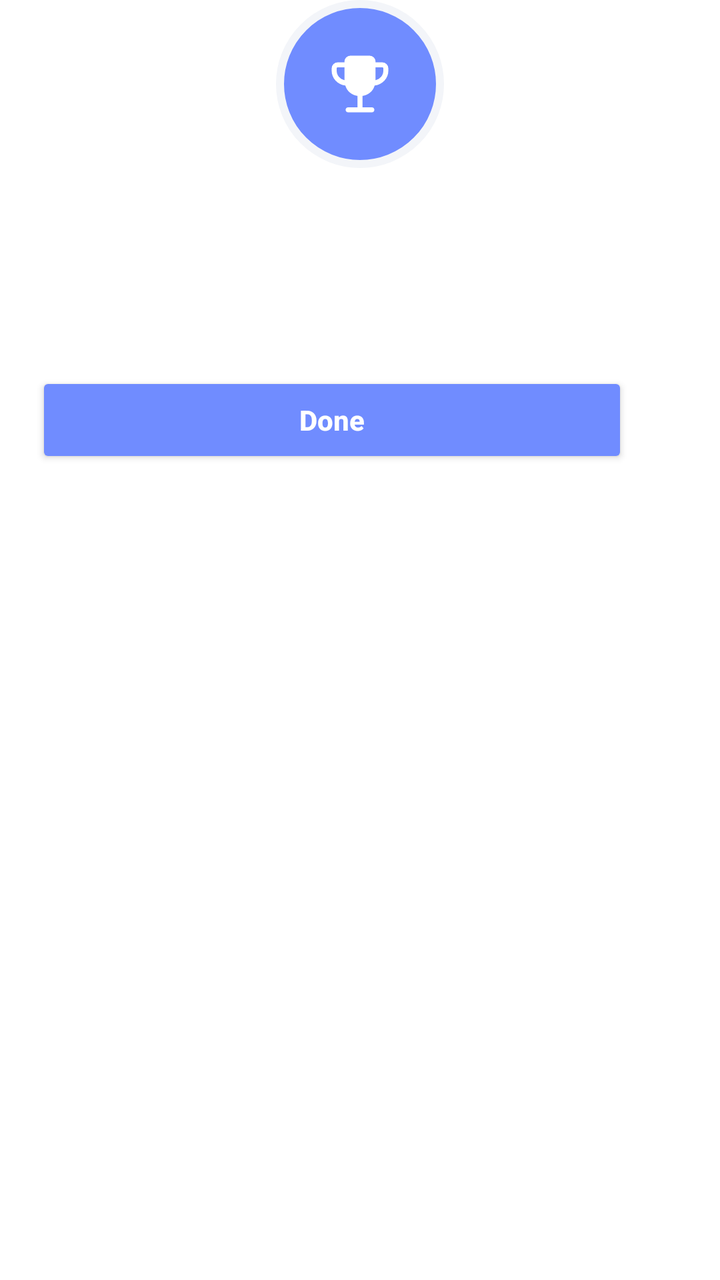
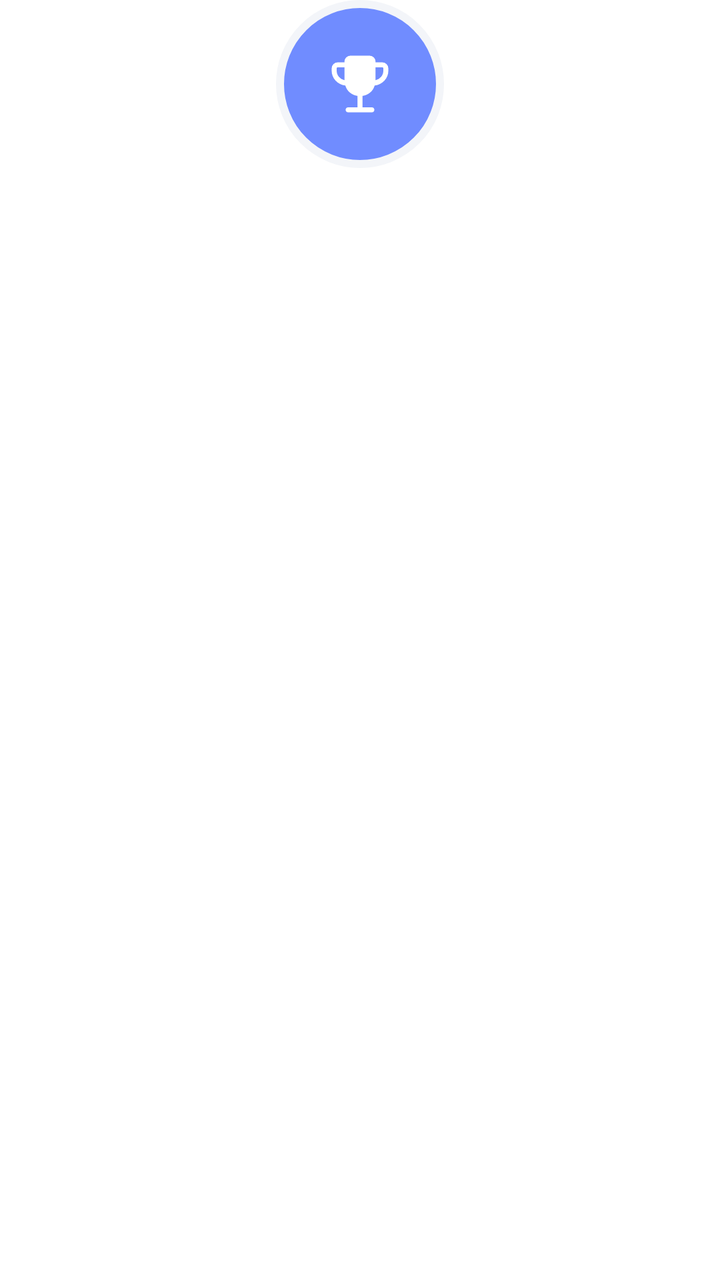

Screens rendered from an Android XML layout before and after an edit, with the pre-edit source and the edit as a unified diff.
<!-- AndroidManifest.xml: application theme Theme.GrowDaily -->
<!-- res/layout/dialog_completion_input.xml -->
<?xml version="1.0" encoding="utf-8"?>
<FrameLayout xmlns:android="http://schemas.android.com/apk/res/android"
    xmlns:app="http://schemas.android.com/apk/res-auto"
    android:layout_width="wrap_content"
    android:layout_height="wrap_content"
    android:clipChildren="false"
    android:clipToPadding="false">

    
    <LinearLayout
        android:layout_width="332dp"
        android:layout_height="wrap_content"
        android:layout_marginTop="42dp"
        android:background="@drawable/dialog_surface_card"
        android:orientation="vertical"
        android:padding="18dp">

        <LinearLayout
            android:id="@+id/header"
            android:layout_width="match_parent"
            android:layout_height="wrap_content"
            android:layout_marginTop="32dp"
            android:layout_marginBottom="16dp"
            android:gravity="center_horizontal"
            android:orientation="vertical">

            <TextView
                android:id="@+id/txtTaskTitle"
                android:layout_width="match_parent"
                android:layout_height="wrap_content"
                android:layout_marginTop="12dp"
                android:ellipsize="end"
                android:gravity="center"
                android:maxLines="2"
                android:textColor="@color/task_text_primary"
                android:textSize="20sp"
                android:textStyle="bold" />

            <TextView
                android:id="@+id/txtTaskNote"
                android:layout_width="match_parent"
                android:layout_height="wrap_content"
                android:layout_marginTop="4dp"
                android:ellipsize="end"
                android:gravity="center"
                android:maxLines="3"
                android:textColor="@color/task_text_secondary"
                android:textSize="14sp" />

        </LinearLayout>

        <TextView
            android:id="@+id/tvChecklistDoneCount"
            android:layout_width="wrap_content"
            android:layout_height="wrap_content"
            android:layout_gravity="center_horizontal"
            android:layout_marginBottom="12dp"
            android:background="@drawable/completion_dialog_chip_bg"
            android:gravity="center"
            android:paddingHorizontal="12dp"
            android:paddingVertical="6dp"
            android:text="0 / 0 done"
            android:textColor="@color/brand_blue"
            android:textSize="12sp"
            android:textStyle="bold"
            android:visibility="gone" />

        
        <FrameLayout
            android:layout_width="match_parent"
            android:layout_height="wrap_content">
            <include
                android:id="@+id/timerCountLayout"
                layout="@layout/layout_timer_count" />
        </FrameLayout>

        
        <LinearLayout
            android:id="@+id/checklistHeaderSection"
            android:layout_width="match_parent"
            android:layout_height="wrap_content"
            android:orientation="vertical"
            android:visibility="gone">

            <com.google.android.material.progressindicator.LinearProgressIndicator
                android:id="@+id/checklistProgress"
                android:layout_width="match_parent"
                android:layout_height="wrap_content"
                android:layout_marginBottom="12dp"
                android:indeterminate="false"
                app:trackCornerRadius="6dp"
                app:trackThickness="8dp" />

            <com.anitech.growdaily.view.MaxHeightScrollView
                android:layout_width="match_parent"
                android:layout_height="wrap_content"
                android:fillViewport="true"
                app:maxHeight="350dp">

                <LinearLayout
                    android:id="@+id/checklistContainer"
                    android:layout_width="match_parent"
                    android:layout_height="wrap_content"
                    android:background="@drawable/completion_dialog_section_bg"
                    android:orientation="vertical"
                    android:padding="6dp" />

            </com.anitech.growdaily.view.MaxHeightScrollView>

        </LinearLayout>

        
        <Button
            android:id="@+id/btnClose"
            android:layout_width="match_parent"
            android:layout_height="48dp"
            android:layout_marginTop="16dp"
            android:backgroundTint="@color/brand_blue"
            android:text="Done"
            android:textAllCaps="false"
            android:textColor="@color/white"
            android:textStyle="bold" />

    </LinearLayout>

    
    <include
        android:id="@+id/iconLayout"
        layout="@layout/layout_analysis_task_icon"
        android:layout_width="wrap_content"
        android:layout_height="wrap_content"
        android:layout_gravity="top|center_horizontal" />

</FrameLayout>
<!-- res/layout/layout_timer_count.xml (included above) -->
<?xml version="1.0" encoding="utf-8"?>
<LinearLayout xmlns:android="http://schemas.android.com/apk/res/android"
    android:layout_width="match_parent"
    android:layout_height="wrap_content"
    android:orientation="vertical"
    android:visibility="gone">

    <LinearLayout
        android:layout_width="match_parent"
        android:layout_height="wrap_content"
        android:background="@drawable/completion_dialog_section_bg"
        android:gravity="center_horizontal"
        android:orientation="vertical"
        android:paddingStart="14dp"
        android:paddingTop="14dp"
        android:paddingEnd="14dp"
        android:paddingBottom="16dp">

        <TextView
            android:id="@+id/tvStepHint"
            android:layout_width="wrap_content"
            android:layout_height="wrap_content"
            android:layout_marginBottom="10dp"
            android:background="@drawable/completion_dialog_chip_bg"
            android:gravity="center"
            android:paddingStart="12dp"
            android:paddingTop="6dp"
            android:paddingEnd="12dp"
            android:paddingBottom="6dp"
            android:textColor="@color/dialog_text_secondary"
            android:textSize="11sp"
            android:textStyle="bold" />

        <FrameLayout
            android:layout_width="228dp"
            android:layout_height="228dp"
            android:layout_marginBottom="14dp">

            <View
                android:layout_width="162dp"
                android:layout_height="162dp"
                android:layout_gravity="center"
                android:background="@drawable/completion_dialog_center_bg" />

            <com.anitech.growdaily.view.CircularSeekBarView
                android:id="@+id/circularSeekBar"
                android:layout_width="match_parent"
                android:layout_height="match_parent"

                android:padding="6dp"/>

            <LinearLayout
                android:layout_width="match_parent"
                android:layout_height="match_parent"
                android:gravity="center"
                android:orientation="vertical"
                android:paddingHorizontal="46dp">

                <TextView
                    android:id="@+id/tvDateBadge"
                    android:layout_width="wrap_content"
                    android:layout_height="wrap_content"
                    android:background="@drawable/completion_dialog_chip_bg"
                    android:gravity="center"
                    android:paddingStart="10dp"
                    android:paddingTop="4dp"
                    android:paddingEnd="10dp"
                    android:paddingBottom="4dp"
                    android:text="Today"
                    android:textColor="@color/dialog_text_secondary"
                    android:textSize="10sp"
                    android:textStyle="bold" />

                <TextView
                    android:id="@+id/tvCurrentValue"
                    android:layout_width="match_parent"
                    android:layout_height="wrap_content"
                    android:layout_marginTop="10dp"
                    android:gravity="center"
                    android:includeFontPadding="false"
                    android:textColor="@color/completion_dialog_value_pending"
                    android:textSize="30sp"
                    android:textStyle="bold" />
            </LinearLayout>
        </FrameLayout>

        <LinearLayout
            android:layout_width="match_parent"
            android:layout_height="wrap_content"
            android:gravity="center"
            android:orientation="horizontal">

            <Button
                android:id="@+id/btnStepDown"
                android:layout_width="0dp"
                android:layout_height="50dp"
                android:layout_marginEnd="6dp"
                android:layout_weight="1"
                android:backgroundTint="@color/completion_dialog_button_secondary"
                android:elevation="0dp"
                android:paddingHorizontal="8dp"
                android:text="-"
                android:textAllCaps="false"
                android:textColor="@color/completion_dialog_button_secondary_text"
                android:textSize="14sp"
                android:textStyle="bold" />

            <Button
                android:id="@+id/btnStepUp"
                android:layout_width="0dp"
                android:layout_height="50dp"
                android:layout_marginStart="6dp"
                android:layout_weight="1"
                android:backgroundTint="@color/brand_blue"
                android:elevation="0dp"
                android:paddingHorizontal="8dp"
                android:text="+"
                android:textAllCaps="false"
                android:textColor="@color/white"
                android:textSize="14sp"
                android:textStyle="bold" />
        </LinearLayout>
    </LinearLayout>

</LinearLayout>
<!-- res/layout/layout_analysis_task_icon.xml (included above) -->
<?xml version="1.0" encoding="utf-8"?>
<FrameLayout xmlns:android="http://schemas.android.com/apk/res/android"
    android:layout_width="wrap_content"
    android:layout_height="wrap_content"
    xmlns:app="http://schemas.android.com/apk/res-auto"
    android:layout_gravity="center">
    
    <View
        android:id="@+id/viewIconBg"
        android:layout_width="84dp"
        android:layout_height="84dp"
        android:background="@drawable/bg_analysis_icon"
        android:layout_gravity="center"
        />
    
    <ImageView
        android:id="@+id/imgTaskIcon"
        android:layout_width="40dp"
        android:layout_height="40dp"
        android:layout_gravity="center"
        android:src="@drawable/ic_trophy"
        app:tint="@android:color/white"/>
</FrameLayout>
<!-- resources referenced by this layout -->
<resources>
  <color name="brand_blue">#708CFF</color>
  <color name="completion_dialog_button_secondary">#EEF2F7</color>
  <color name="completion_dialog_button_secondary_text">#1B2230</color>
  <color name="completion_dialog_value_pending">#111111</color>
  <color name="dialog_text_secondary">#8A8A8A</color>
  <color name="task_text_primary">#111111</color>
  <color name="task_text_secondary">#747474</color>
  <color name="white">#FFFFFF</color>
  <!-- drawable bg_analysis_icon (drawable) -->
  <?xml version="1.0" encoding="utf-8"?>
  <shape xmlns:android="http://schemas.android.com/apk/res/android"
      android:shape="oval">
      <solid android:color="@color/brand_blue" />
      <stroke
          android:width="4dp"
          android:color="@color/task_screen_bg" />
  </shape>
  <!-- drawable completion_dialog_center_bg (drawable) -->
  <?xml version="1.0" encoding="utf-8"?>
  <shape xmlns:android="http://schemas.android.com/apk/res/android" android:shape="oval">
      <solid android:color="@color/completion_dialog_center_surface" />
      <stroke
          android:width="1dp"
          android:color="@color/completion_dialog_center_stroke" />
  </shape>
  <!-- drawable completion_dialog_chip_bg (drawable) -->
  <?xml version="1.0" encoding="utf-8"?>
  <shape xmlns:android="http://schemas.android.com/apk/res/android" android:shape="rectangle">
      <solid android:color="@color/completion_dialog_chip_surface" />
      <stroke
          android:width="1dp"
          android:color="@color/completion_dialog_chip_stroke" />
      <corners android:radius="999dp" />
  </shape>
  <!-- drawable completion_dialog_section_bg (drawable) -->
  <?xml version="1.0" encoding="utf-8"?>
  <shape xmlns:android="http://schemas.android.com/apk/res/android" android:shape="rectangle">
      <solid android:color="@color/completion_dialog_inner_surface" />
      <stroke
          android:width="1dp"
          android:color="@color/completion_dialog_stroke" />
      <corners android:radius="22dp" />
  </shape>
  <!-- drawable dialog_surface_card (drawable) -->
  <?xml version="1.0" encoding="utf-8"?>
  <shape xmlns:android="http://schemas.android.com/apk/res/android" android:shape="rectangle">
      <solid android:color="@color/dialog_surface"/>
      <corners android:radius="24dp"/>
  </shape>
  <color name="task_screen_bg">#F3F5F9</color>
  <color name="completion_dialog_center_surface">#FFFFFF</color>
  <color name="completion_dialog_center_stroke">#EEF2F7</color>
  <color name="completion_dialog_chip_surface">#FAFBFE</color>
  <color name="completion_dialog_chip_stroke">#DEE5EF</color>
  <color name="completion_dialog_inner_surface">#F7F8FC</color>
  <color name="completion_dialog_stroke">#E5EAF2</color>
  <color name="dialog_surface">#FFFFFF</color>
  <color name="app_bar_surface">#F3F5F9</color>
  <color name="app_bar_content">#111111</color>
  <!-- unchanged entries left out for length: 2 -->
</resources>

<!-- the commit's change to res/layout/dialog_completion_input.xml (unified diff, before → after) -->
@@ -1,17 +1,15 @@
 <?xml version="1.0" encoding="utf-8"?>
 <FrameLayout xmlns:android="http://schemas.android.com/apk/res/android"
     xmlns:app="http://schemas.android.com/apk/res-auto"
-    android:layout_width="wrap_content"
+    android:layout_width="match_parent"
     android:layout_height="wrap_content"
     android:clipChildren="false"
     android:clipToPadding="false">
 
     
     <LinearLayout
-        android:layout_width="332dp"
-        android:layout_height="wrap_content"
+        style="@style/GrowDailyDialogContainer"
         android:layout_marginTop="42dp"
-        android:background="@drawable/dialog_surface_card"
         android:orientation="vertical"
         android:padding="18dp">
 
@@ -111,15 +109,12 @@
 
         
         <Button
-            android:id="@+id/btnClose"
-            android:layout_width="match_parent"
+            android:id="@+id/buttonSave"
+            style="@style/DialogPrimaryButton"
             android:layout_height="48dp"
             android:layout_marginTop="16dp"
             android:backgroundTint="@color/brand_blue"
-            android:text="Done"
-            android:textAllCaps="false"
-            android:textColor="@color/white"
-            android:textStyle="bold" />
+            android:text="Done" />
 
     </LinearLayout>
 
<!-- resource entries referenced after the edit -->
@@ -43,6 +43,19 @@
           android:color="@color/completion_dialog_stroke" />
       <corners android:radius="22dp" />
   </shape>
+  <style name="DialogPrimaryButton" parent="Widget.MaterialComponents.Button">
+          <item name="android:layout_width">match_parent</item>
+          <item name="android:layout_height">52dp</item>
+          <item name="android:textAllCaps">false</item>
+          <item name="android:textColor">@android:color/white</item>
+          <item name="android:textSize">16sp</item>
+          <item name="android:textStyle">bold</item>
+      </style>
+  <style name="GrowDailyDialogContainer">
+          <item name="android:layout_width">match_parent</item>
+          <item name="android:layout_height">wrap_content</item>
+          <item name="android:background">@drawable/dialog_surface_card</item>
+      </style>
   <!-- drawable dialog_surface_card (drawable) -->
   <?xml version="1.0" encoding="utf-8"?>
   <shape xmlns:android="http://schemas.android.com/apk/res/android" android:shape="rectangle">
